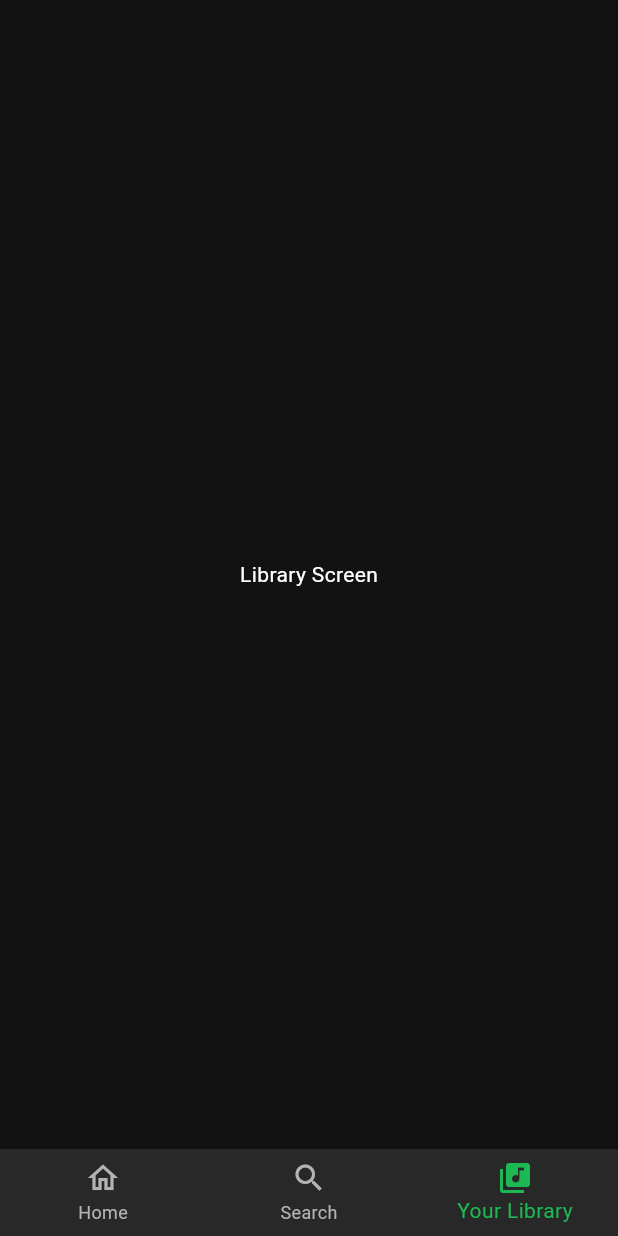
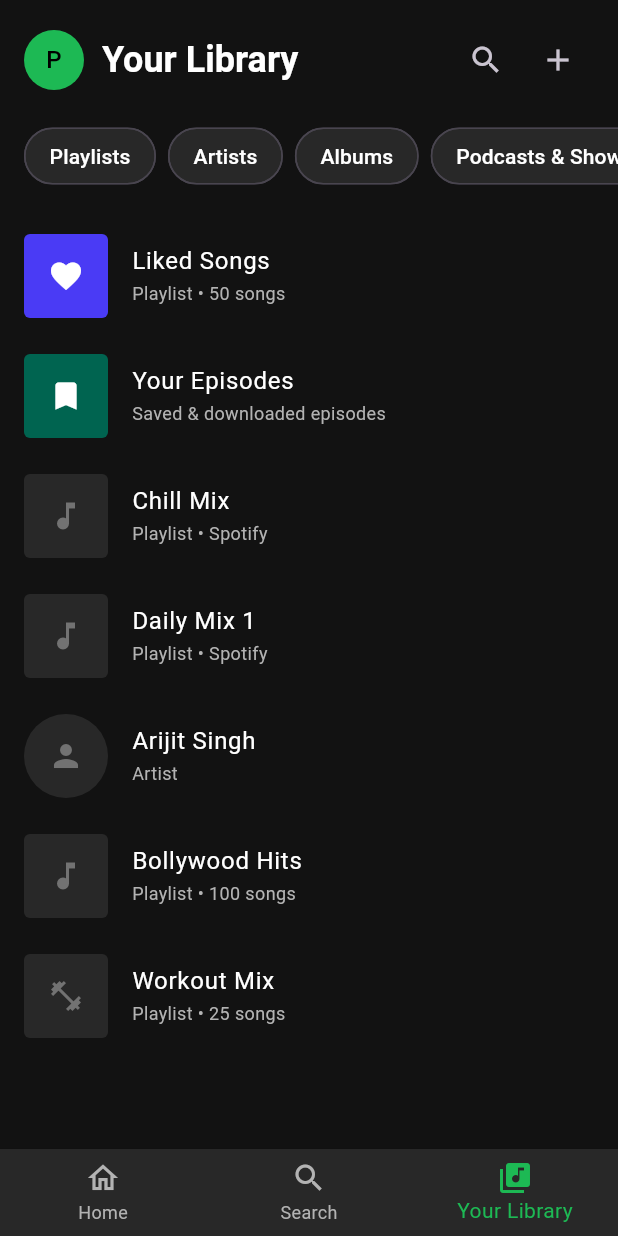
Before and after one commit to pranav-codee/spotify-clone-flutter, a Flutter app: the screen it shows after launch, item 3 of the bottom bar chosen, on a phone screen of 412 x 824 dp. Run offline on Flutter 3.47's test engine with Material 3 defaults, Android fonts, the phone set to English and light mode, and no system bars.

Commit message:
Added library screen and app icon

```diff
--- a/lib/features/home/presentation/main_navigation.dart
+++ b/lib/features/home/presentation/main_navigation.dart
@@ -1,8 +1,8 @@
 import 'package:flutter/material.dart';
-import '../../../core/constants/app_colors.dart';
 import '../../../core/constants/app_strings.dart';
 import 'home_screen.dart';
 import '../../search/search_screen.dart';
+import '../../library/library_screen.dart';
 
 class MainNavigation extends StatefulWidget {
   const MainNavigation({super.key});
@@ -17,9 +17,7 @@ class _MainNavigationState extends State<MainNavigation> {
   final List<Widget> _screens = [
     const HomeScreen(),
     const SearchScreen(),
-    const Center(
-        child: Text('Library Screen',
-            style: TextStyle(color: AppColors.textPrimary))),
+    const LibraryScreen(),
   ];
 
   @override
--- /dev/null
+++ b/lib/features/library/library_screen.dart
@@ -0,0 +1,160 @@
+import 'package:flutter/material.dart';
+import '../../../core/constants/app_colors.dart';
+import '../../../core/constants/app_strings.dart';
+
+class LibraryScreen extends StatelessWidget {
+  const LibraryScreen({super.key});
+
+  @override
+  Widget build(BuildContext context) {
+    return Scaffold(
+      body: SafeArea(
+        child: Column(
+          children: [
+            // Header
+            Padding(
+              padding: const EdgeInsets.all(16),
+              child: Row(
+                children: [
+                  const CircleAvatar(
+                    radius: 20,
+                    backgroundColor: AppColors.primary,
+                    child: Text('P', style: TextStyle(color: Colors.black)),
+                  ),
+                  const SizedBox(width: 12),
+                  Text(
+                    AppStrings.yourLibrary,
+                    style: Theme.of(context).textTheme.headlineLarge,
+                  ),
+                  const Spacer(),
+                  IconButton(
+                    icon: const Icon(Icons.search),
+                    onPressed: () {},
+                  ),
+                  IconButton(
+                    icon: const Icon(Icons.add),
+                    onPressed: () {},
+                  ),
+                ],
+              ),
+            ),
+
+            SingleChildScrollView(
+              scrollDirection: Axis.horizontal,
+              padding: const EdgeInsets.symmetric(horizontal: 16),
+              child: Row(
+                children: [
+                  _buildFilterChip('Playlists'),
+                  _buildFilterChip('Artists'),
+                  _buildFilterChip('Albums'),
+                  _buildFilterChip('Podcasts & Shows'),
+                ],
+              ),
+            ),
+
+            const SizedBox(height: 16),
+
+            // Library Items List
+            Expanded(
+              child: ListView.builder(
+                padding: const EdgeInsets.symmetric(horizontal: 16),
+                itemCount: _libraryItems.length,
+                itemBuilder: (context, index) {
+                  return _buildLibraryItem(_libraryItems[index]);
+                },
+              ),
+            ),
+          ],
+        ),
+      ),
+    );
+  }
+
+  Widget _buildFilterChip(String label) {
+    return Padding(
+      padding: const EdgeInsets.only(right: 8),
+      child: Chip(
+        label: Text(label),
+        backgroundColor: AppColors.surface,
+        labelStyle: const TextStyle(color: AppColors.textPrimary),
+        shape: RoundedRectangleBorder(
+          borderRadius: BorderRadius.circular(20),
+        ),
+      ),
+    );
+  }
+
+  Widget _buildLibraryItem(Map<String, dynamic> item) {
+    return ListTile(
+      contentPadding: const EdgeInsets.symmetric(vertical: 4),
+      leading: Container(
+        width: 56,
+        height: 56,
+        decoration: BoxDecoration(
+          color: item['color'] as Color? ?? AppColors.surface,
+          borderRadius:
+              BorderRadius.circular(item['isArtist'] == true ? 28 : 4),
+        ),
+        child: Icon(
+          item['icon'] as IconData? ?? Icons.music_note,
+          color: item['iconColor'] as Color? ?? AppColors.textMuted,
+        ),
+      ),
+      title: Text(
+        item['title'] as String,
+        style: const TextStyle(color: AppColors.textPrimary),
+      ),
+      subtitle: Text(
+        item['subtitle'] as String,
+        style: const TextStyle(color: AppColors.textSecondary, fontSize: 12),
+      ),
+      onTap: () {
+        // TODO: Navigate to playlist/album/artist
+      },
+    );
+  }
+}
+
+// temp data
+final List<Map<String, dynamic>> _libraryItems = [
+  {
+    'title': 'Liked Songs',
+    'subtitle': 'Playlist • 50 songs',
+    'icon': Icons.favorite,
+    'color': const Color(0xFF4A3BF5),
+    'iconColor': Colors.white,
+  },
+  {
+    'title': 'Your Episodes',
+    'subtitle': 'Saved & downloaded episodes',
+    'icon': Icons.bookmark,
+    'color': const Color(0xFF006450),
+    'iconColor': Colors.white,
+  },
+  {
+    'title': 'Chill Mix',
+    'subtitle': 'Playlist • Spotify',
+    'icon': Icons.music_note,
+  },
+  {
+    'title': 'Daily Mix 1',
+    'subtitle': 'Playlist • Spotify',
+    'icon': Icons.music_note,
+  },
+  {
+    'title': 'Arijit Singh',
+    'subtitle': 'Artist',
+    'icon': Icons.person,
+    'isArtist': true,
+  },
+  {
+    'title': 'Bollywood Hits',
+    'subtitle': 'Playlist • 100 songs',
+    'icon': Icons.music_note,
+  },
+  {
+    'title': 'Workout Mix',
+    'subtitle': 'Playlist • 25 songs',
+    'icon': Icons.fitness_center,
+  },
+];
```
Also changed, not shown: pubspec.yaml (+9 -8 lines), pubspec.lock, 36 other files.
